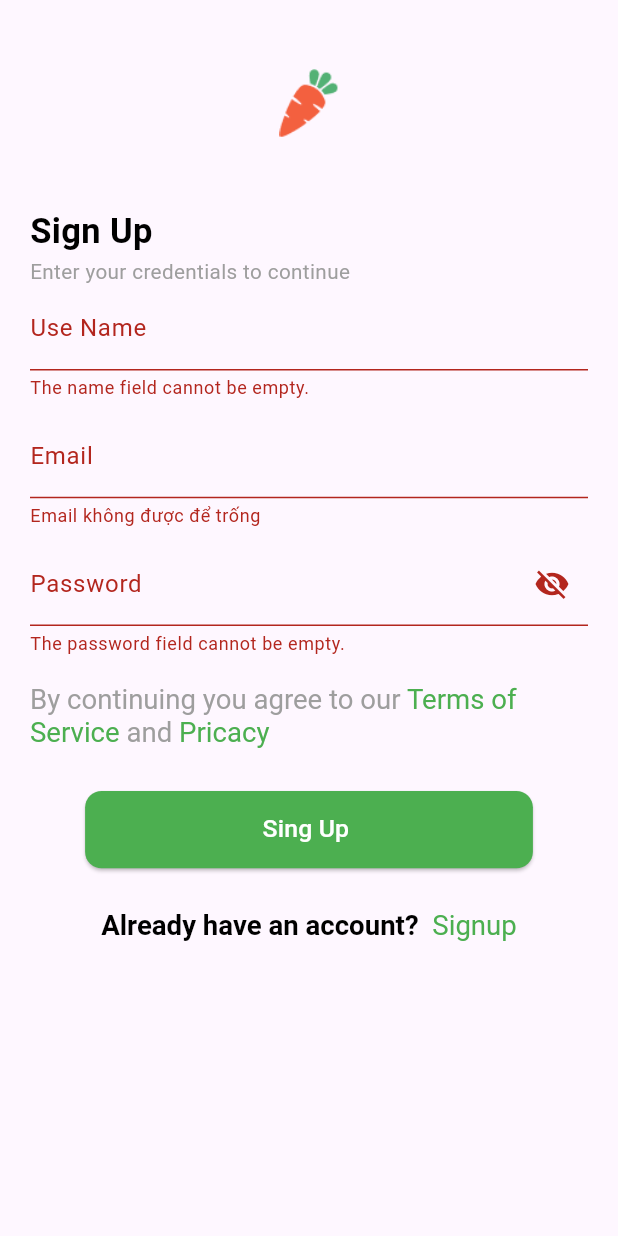
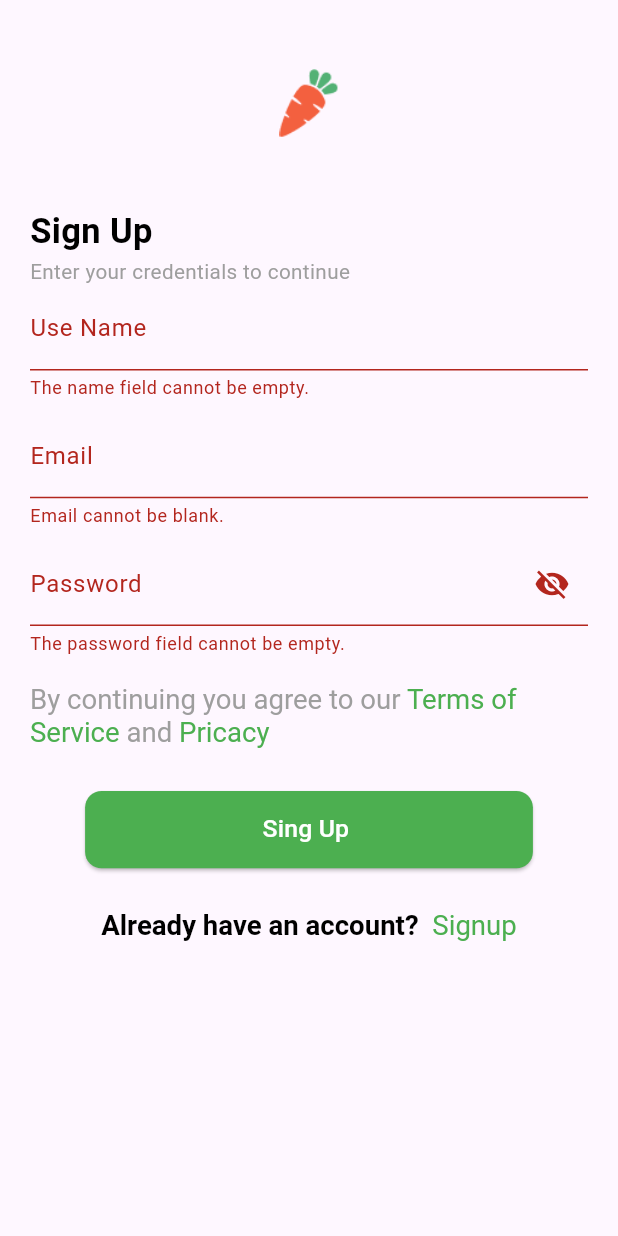
Before and after one commit to Nhung2310/Online_GroceriesApp, a Flutter app: the SignUp screen opened directly, after a tap on "Sing Up", on a phone screen of 412 x 824 dp. Run offline on Flutter 3.47's test engine with Material 3 defaults, Android fonts, the phone set to English and light mode, and no system bars; our stand-ins replace carousel_slider, firebase_auth, firebase_core, flutter_screenutil; accounts and stored records are empty.

```diff
--- a/lib/app_assets.dart
+++ b/lib/app_assets.dart
@@ -5,4 +5,5 @@ class AppAssets {
   static const String icEmail = 'assets/email.png';
   static const String adress = 'assets/adress.png';
   static const String vegetables = 'assets/vegetables.jpg';
+  static const String icimagedialog = 'assets/dialog.png';
 }
--- a/lib/ui/email_field_check.dart
+++ b/lib/ui/email_field_check.dart
@@ -44,11 +44,11 @@ class _EmailFieldWithCheckState extends State<EmailFieldWithCheck> {
       ),
       validator: (value) {
         if (value == null || value.trim().isEmpty) {
-          return 'Email không được để trống';
-          // } else if (isEmailValid(value)) {
-          //   return 'Email không hợp lệ';
-        }
-        return null;
+          return 'Email cannot be blank.';
+        } else if (isEmailValid(value))
+          //   return 'Invalid email.';
+          // }
+          return null;
       },
     );
   }
--- a/lib/ui/email_verified_screen.dart
+++ b/lib/ui/email_verified_screen.dart
@@ -126,9 +126,7 @@ class _EmailVerifiedScreenState extends State<EmailVerifiedScreen> {
                     text: '${widget.email}',
                     style: TextStyle(color: AppColor.black),
                   ),
-                  TextSpan(
-                    text: ' with a link to access your account.',
-                  ), // Phần còn lại của văn bản
+                  TextSpan(text: ' with a link to access your account.'),
                 ],
               ),
             ),
@@ -153,7 +151,7 @@ class _EmailVerifiedScreenState extends State<EmailVerifiedScreen> {
                     ),
                   ),
                   child: Text(
-                    'Cancel  ($_countdownTime)',
+                    'Cancel ',
                     style: TextStyle(fontSize: 18.sp, color: AppColor.white),
                   ),
                 ),
--- a/lib/ui/sign_up_screen.dart
+++ b/lib/ui/sign_up_screen.dart
@@ -9,6 +9,7 @@ import 'package:online_groceries_app/ui/email_verified_screen.dart';
 import 'package:online_groceries_app/ui/log_in_screen.dart';
 import 'package:online_groceries_app/ui/password_field.dart';
 import 'package:flutter_screenutil/flutter_screenutil.dart';
+import 'package:online_groceries_app/widget/error_dialog.dart';
 import 'package:online_groceries_app/widget/loading_dialog.dart';
 
 class SignUp extends StatefulWidget {
@@ -142,16 +143,17 @@ class _SingUpState extends State<SignUp> {
                           ),
                         ),
                         child:
-                            isLoading
-                                ? SizedBox(
-                                  width: 20,
-                                  height: 20,
-                                  child: CircularProgressIndicator(
-                                    strokeWidth: 2,
-                                    color: AppColor.green,
-                                  ),
-                                )
-                                : Text(
+                        // isLoading
+                        //     ? SizedBox(
+                        //       width: 20,
+                        //       height: 20,
+                        //       child: CircularProgressIndicator(
+                        //         strokeWidth: 2,
+                        //         color: AppColor.green,
+                        //       ),
+                        //     )
+                        //     :
+                        Text(
                           "Sing Up ",
                           style: TextStyle(
                             fontSize: 18.sp,
@@ -214,18 +216,6 @@ class _SingUpState extends State<SignUp> {
       email: emailController.text.trim(),
       password: passwordController.text.trim(),
     );
-
-    //LoadingDialog(context);
-    // if (error == null) {
-    //   ScaffoldMessenger.of(
-    //     context,
-    //   ).showSnackBar(SnackBar(content: Text('Bạn đã đăng nhập thành công')));
-    //   Navigator.pop(context);
-    // } else {
-    //   ScaffoldMessenger.of(
-    //     context,
-    //   ).showSnackBar(SnackBar(content: Text('Đăng nhập thất bại')));
-    // }
   }
 
   Future<void> onclickSignUp(BuildContext context) async {
@@ -249,13 +239,11 @@ class _SingUpState extends State<SignUp> {
                     EmailVerifiedScreen(email: emailController.text.trim()),
           ),
         );
-
-        // ).showSnackBar(SnackBar(content: Text("Bạn đã đăng ký thành công")));
-        // Navigator.pop(context);
       } else {
-        ScaffoldMessenger.of(
-          context,
-        ).showSnackBar(SnackBar(content: Text(error)));
+        showErrorDialog(context, error);
+        // ScaffoldMessenger.of(
+        //   context,
+        // ).showSnackBar(SnackBar(content: Text(error)));
       }
     }
   }
--- a/lib/widget/loading_dialog.dart
+++ b/lib/widget/loading_dialog.dart
@@ -18,7 +18,7 @@ void showLoadingDialog(BuildContext context) {
               CircularProgressIndicator(),
               SizedBox(height: 20),
               Text(
-                "Chờ xíu nha...",
+                "Loading...",
                 style: TextStyle(fontSize: 16, fontWeight: FontWeight.w500),
               ),
             ],
--- a/pubspec.yaml
+++ b/pubspec.yaml
@@ -68,6 +68,7 @@ flutter:
      - 'assets/email.png'
      - 'assets/adress.png'
      - 'assets/vegetables.jpg'
+     - 'assets/dialog.png'
 
 
   # An image asset can refer to one or more resolution-specific "variants", see
```
Also changed, not shown: lib/services/auth_service.dart (+10 -10 lines), lib/ui/log_in_screen.dart (+25 -11 lines), lib/widget/error_dialog.dart (added, +68 -0 lines), assets/dialog.png (added). Lines whose indentation alone changed are shown as unchanged.
